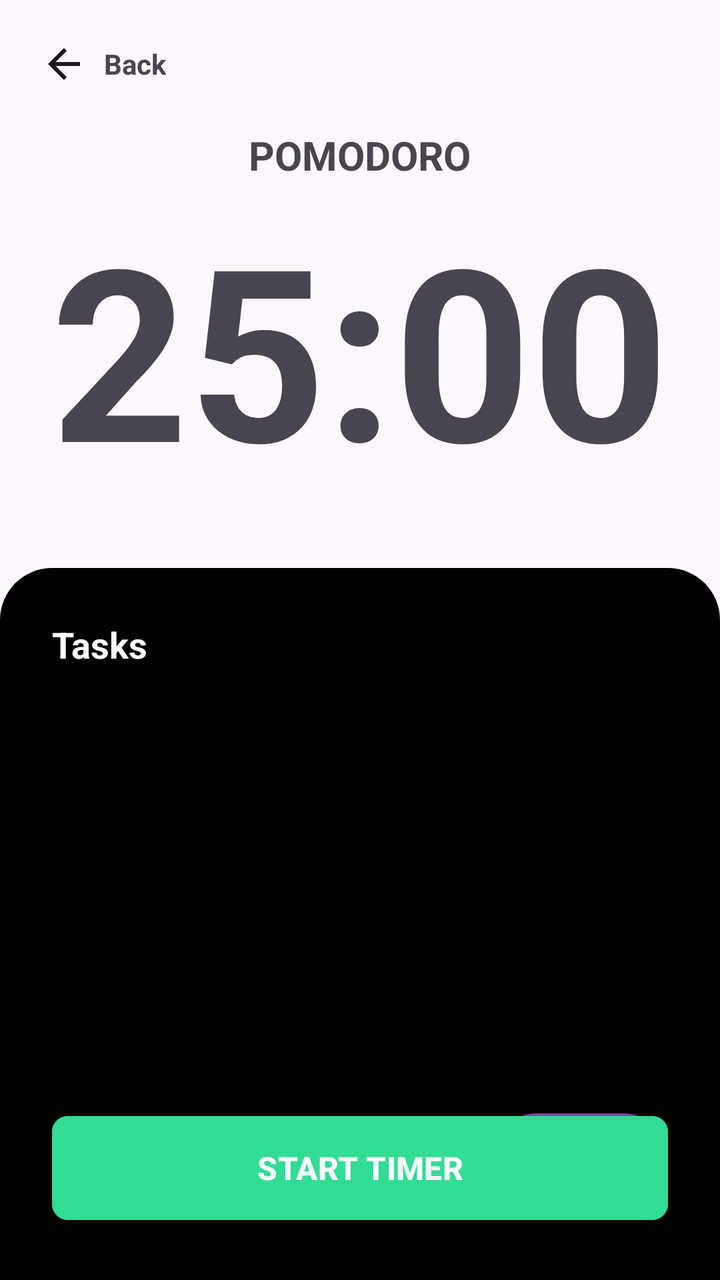
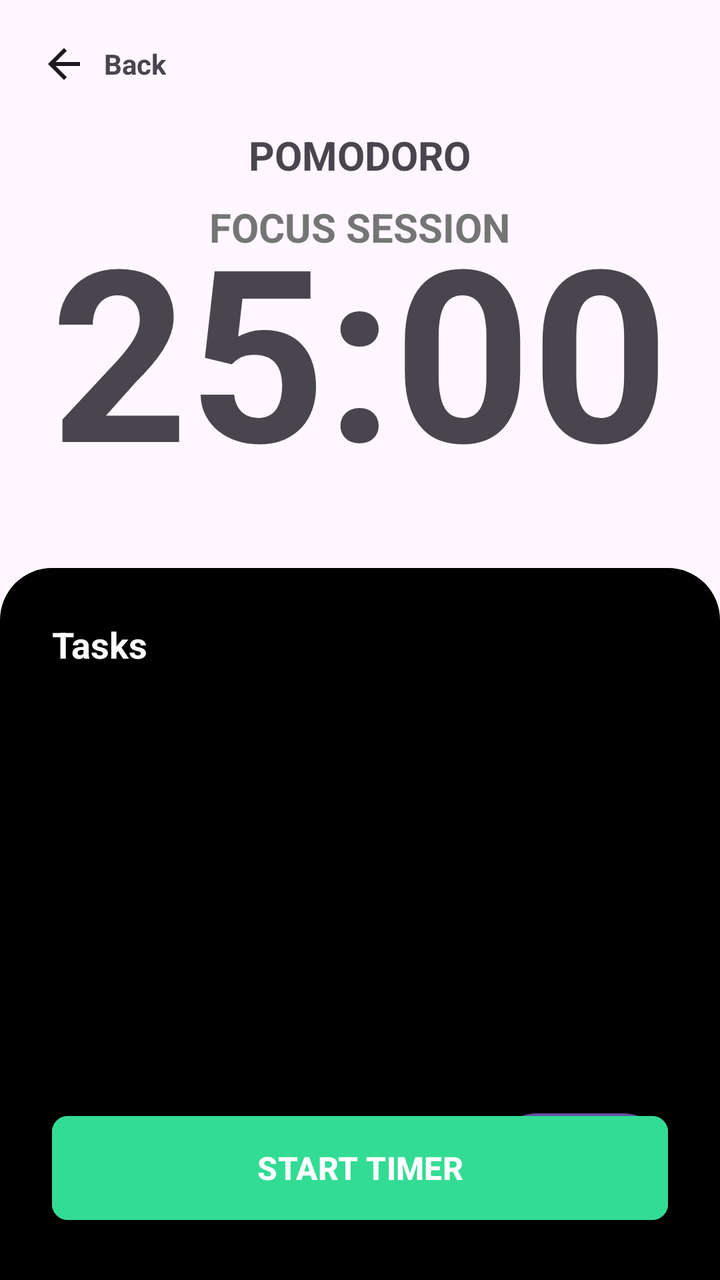

Compare the two renders of this Android layout. The source of the first and the diff that turns it into the second are given below.
<!-- AndroidManifest.xml: application theme Theme.Syncly -->
<!-- res/layout/activity_pomodoro.xml -->
<?xml version="1.0" encoding="utf-8"?>
<LinearLayout xmlns:android="http://schemas.android.com/apk/res/android"
    xmlns:app="http://schemas.android.com/apk/res-auto"
    xmlns:tools="http://schemas.android.com/tools"
    android:id="@+id/main"
    android:layout_width="match_parent"
    android:layout_height="match_parent"
    android:orientation="vertical"
    tools:context=".activities.Pomodoro">
    <LinearLayout
        android:layout_width="wrap_content"
        android:layout_height="wrap_content"
        android:orientation="horizontal"
        android:gravity="center"
        android:layout_margin="20dp"
        android:id="@+id/backBtn">
        <ImageView
            android:layout_width="wrap_content"
            android:layout_height="wrap_content"
            android:src="@drawable/icon_arrow_back"
            android:layout_marginRight="8dp"/>
        <TextView
            android:layout_width="wrap_content"
            android:layout_height="wrap_content"
            android:text="Back"
            android:textStyle="bold"
            />
    </LinearLayout>
    <FrameLayout
        android:layout_width="match_parent"
        android:layout_height="220dp"
        android:orientation="vertical"
        android:gravity="center"
        >

        <TextView
            android:layout_width="wrap_content"
            android:layout_height="wrap_content"
            android:text="POMODORO"
            android:textStyle="bold"
            android:textSize="20dp"
            android:layout_gravity="center_horizontal"
            />
        <TextView
            android:layout_width="wrap_content"
            android:layout_height="wrap_content"
            android:text="25:00"
            android:textStyle="bold"
            android:textSize="120dp"
            android:id="@+id/timer"
            android:layout_gravity="center"
            />
        <com.google.android.material.button.MaterialButton
            android:layout_width="wrap_content"
            android:layout_height="wrap_content"
            android:text="RESET"
            android:layout_marginBottom="4dp"
            android:layout_gravity="center_horizontal|bottom"
            app:cornerRadius="8dp"
            android:backgroundTint="@color/black"
            android:textSize="12dp"
            android:visibility="gone"
            android:id="@+id/resetBtn"
            />

    </FrameLayout>
    <RelativeLayout
        android:layout_width="match_parent"
        android:layout_height="match_parent"
        android:background="@drawable/bg_rounded_top_black"
        android:padding="26dp"
        >
        <TextView
            android:layout_width="wrap_content"
            android:layout_height="wrap_content"
            android:text="Tasks"
            android:textColor="@color/white"
            android:textSize="18dp"
            android:textStyle="bold"
            android:id="@+id/title"
            />
        <androidx.recyclerview.widget.RecyclerView
            android:layout_width="match_parent"
            android:layout_height="match_parent"
            android:layout_below="@id/title"
            android:layout_above="@id/startBtn"
            android:id="@+id/recyclerView"
            android:layout_marginTop="8dp"/>

            <Button
                android:layout_width="wrap_content"
                android:layout_height="wrap_content"
                android:text="+"
                android:textStyle="bold"
                android:layout_alignParentBottom="true"
                android:paddingBottom="10dp"
                android:textSize="22dp"
                android:paddingRight="22dp"
                android:layout_above="@id/startBtn"
                android:layout_alignParentEnd="true"
                android:layout_marginBottom="8dp"
                />
        <com.google.android.material.button.MaterialButton
            android:layout_width="match_parent"
            android:layout_height="60dp"
            app:cornerRadius="8dp"
            android:text="START TIMER"
            android:backgroundTint="@color/green"
            android:textColor="@color/white"
            android:textStyle="bold"
            android:textSize="16dp"
            android:layout_alignParentBottom="true"
            app:rippleColor="#20000000"
            android:id="@+id/startBtn"/>

    </RelativeLayout>
</LinearLayout>
<!-- resources referenced by this layout -->
<resources>
  <color name="black">#FF000000</color>
  <color name="green">#33DC94</color>
  <color name="white">#FFFFFFFF</color>
  <!-- drawable bg_rounded_top_black (drawable) -->
  <?xml version="1.0" encoding="utf-8"?>
  <shape xmlns:android="http://schemas.android.com/apk/res/android"
      android:shape="rectangle">
  
      <solid android:color="@color/black"/>
      <corners
          android:topLeftRadius="26dp"
          android:topRightRadius="26dp"
          android:bottomLeftRadius="0dp"
          android:bottomRightRadius="0dp"/>
  
  </shape>
  <!-- drawable icon_arrow_back (drawable) -->
  <vector xmlns:android="http://schemas.android.com/apk/res/android"
      android:width="24dp"
      android:height="24dp"
      android:viewportWidth="24"
      android:viewportHeight="24">
    <path
        android:pathData="M7.825,13L13.425,18.6L12,20L4,12L12,4L13.425,5.4L7.825,11H20V13H7.825Z"
        android:fillColor="#1D1B20"/>
  </vector>
  <style name="Theme.Syncly" parent="Base.Theme.Syncly" />
  <style name="Base.Theme.Syncly" parent="Theme.Material3.DayNight.NoActionBar">
          
          
      </style>
</resources>

<!-- the commit's change to res/layout/activity_pomodoro.xml (unified diff, before → after) -->
@@ -40,6 +40,17 @@
             android:textStyle="bold"
             android:textSize="20dp"
             android:layout_gravity="center_horizontal"
+            />
+        <TextView
+            android:layout_width="wrap_content"
+            android:layout_height="wrap_content"
+            android:text="FOCUS SESSION"
+            android:textStyle="bold"
+            android:textSize="20dp"
+            android:id="@+id/modeStatus"
+            android:textColor="@color/gray"
+            android:layout_gravity="center_horizontal"
+            android:layout_marginTop="36dp"
             />
         <TextView
             android:layout_width="wrap_content"
<!-- resource entries referenced after the edit -->
@@ -1,6 +1,7 @@
 <!-- resources referenced by this layout -->
 <resources>
   <color name="black">#FF000000</color>
+  <color name="gray">#757575</color>
   <color name="green">#33DC94</color>
   <color name="white">#FFFFFFFF</color>
   <!-- drawable bg_rounded_top_black (drawable) -->
